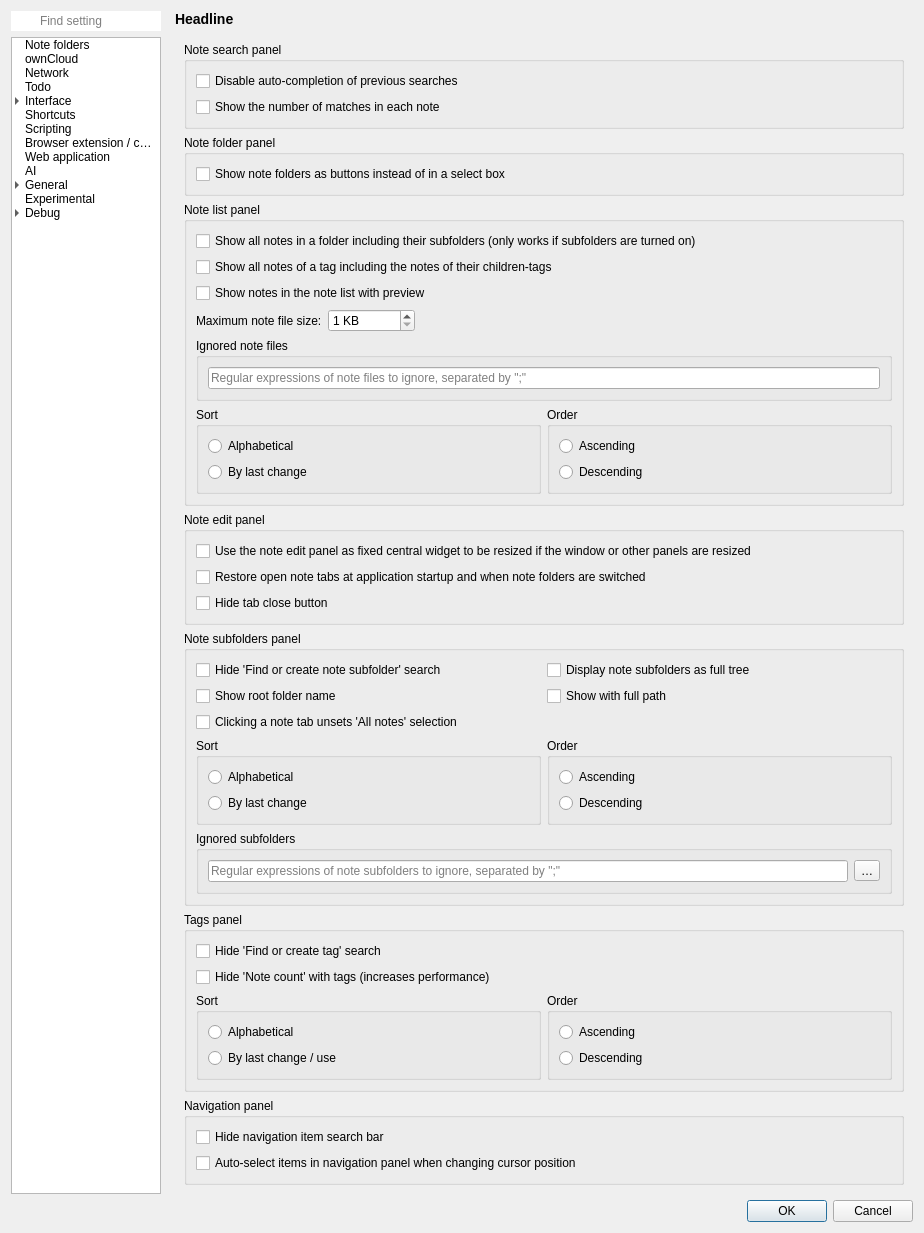
Qt form src/dialogs/settingsdialog.ui (pbek/QOwnNotes) before a commit.
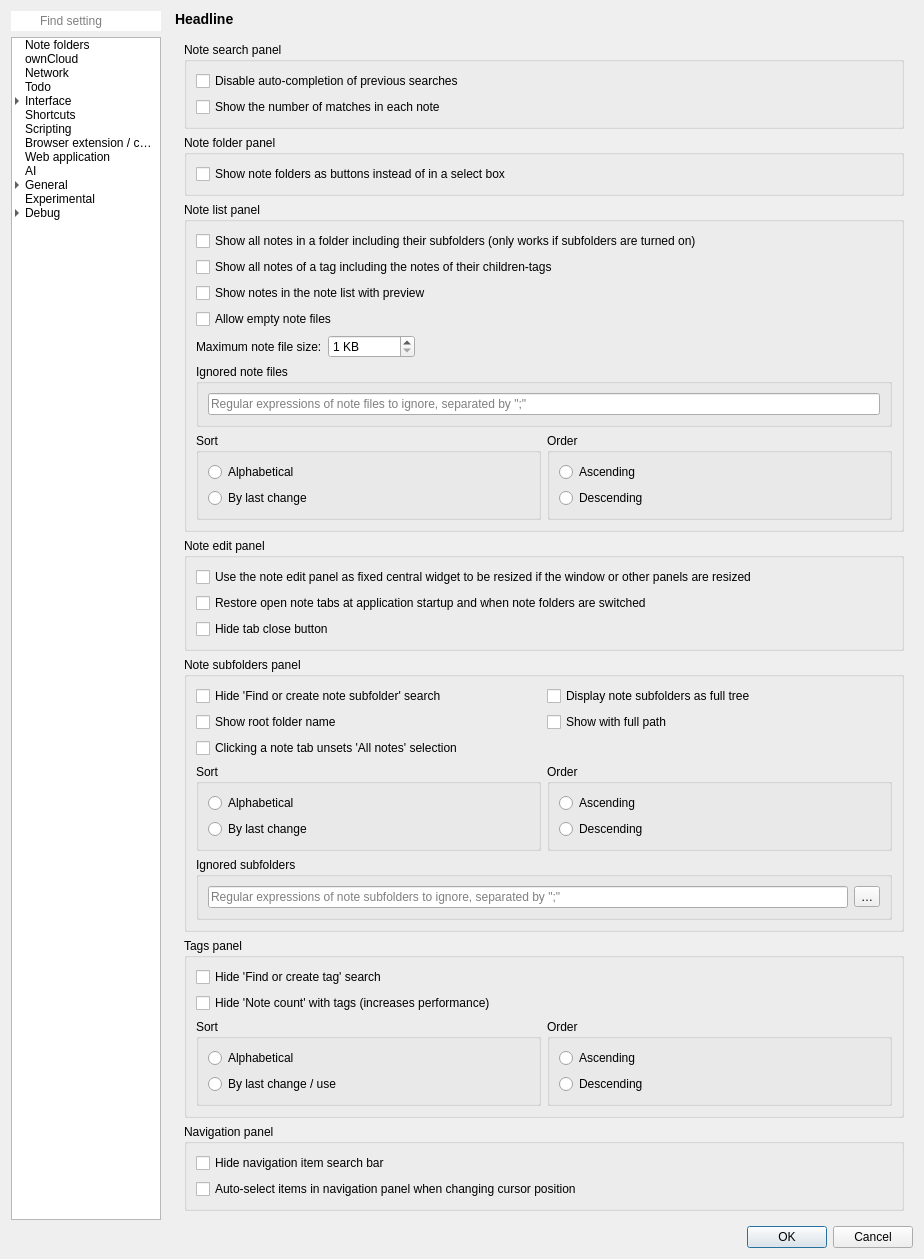
The same form after that commit. The open tabs and pages were chosen to show the change. Icons and pictures are not drawn. Custom widgets are drawn as their Qt base class.

Commit message: #3456 notes: add a setting to allow empty notes

The edit to the form file:
```diff
--- a/src/dialogs/settingsdialog.ui
+++ b/src/dialogs/settingsdialog.ui
@@ -5898,6 +5898,13 @@
                  </widget>
                 </item>
                 <item row="3" column="1" colspan="2">
+                  <widget class="QCheckBox" name="allowEmptyNotesCheckBox">
+                   <property name="text">
+                    <string>Allow empty note files</string>
+                   </property>
+                  </widget>
+                 </item>
+                 <item row="4" column="1" colspan="2">
                  <widget class="QFrame" name="maxNoteFileSizeFrame">
                   <property name="minimumSize">
                    <size>
@@ -5957,7 +5964,7 @@
                   </layout>
                  </widget>
                 </item>
-                <item row="5" column="1">
+                <item row="6" column="1">
                  <widget class="QGroupBox" name="notesPanelSortGroupBox">
                   <property name="title">
                    <string>Sort</string>
@@ -5980,7 +5987,7 @@
                   </layout>
                  </widget>
                 </item>
-                <item row="5" column="2">
+                <item row="6" column="2">
                  <widget class="QGroupBox" name="notesPanelOrderGroupBox">
                   <property name="enabled">
                    <bool>true</bool>
@@ -6009,7 +6016,7 @@
                   </layout>
                  </widget>
                 </item>
-                <item row="4" column="1" colspan="2">
+                <item row="5" column="1" colspan="2">
                  <widget class="QGroupBox" name="groupBox_39">
                   <property name="toolTip">
                    <string>Regular expressions of note files to ignore, separated by &quot;;&quot;</string>
```
Left out of the diff: 1 changed line with no effect on the pictures. Lines whose indentation alone changed are shown as unchanged. The commit also changes 3 other files.
